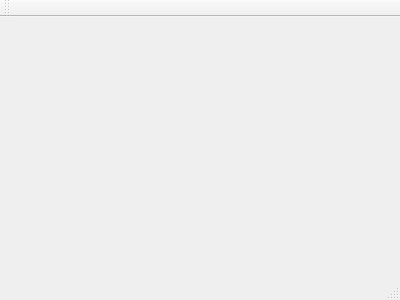
Old version of the form chat/application_window.ui in the repository nsk90/chat.
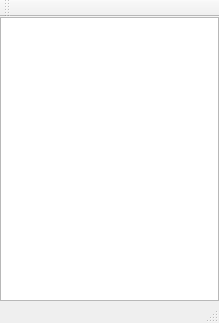
New version of the form.

```diff
--- a/chat/application_window.ui
+++ b/chat/application_window.ui
@@ -1,24 +1,60 @@
 <ui version="4.0">
  <class>ApplicationWindow</class>
- <widget class="QMainWindow" name="ApplicationWindow" >
-  <property name="geometry" >
+ <widget class="QMainWindow" name="ApplicationWindow">
+  <property name="geometry">
    <rect>
     <x>0</x>
     <y>0</y>
-    <width>400</width>
-    <height>300</height>
+    <width>219</width>
+    <height>323</height>
    </rect>
   </property>
   <property name="windowTitle" >
    <string>ApplicationWindow</string>
   </property>
-  <widget class="QMenuBar" name="menuBar" />
-  <widget class="QToolBar" name="mainToolBar" />
-  <widget class="QWidget" name="centralWidget" />
-  <widget class="QStatusBar" name="statusBar" />
+  <widget class="QWidget" name="centralWidget">
+   <layout class="QVBoxLayout" name="verticalLayout">
+    <property name="spacing">
+     <number>0</number>
+    </property>
+    <property name="leftMargin">
+     <number>0</number>
+    </property>
+    <property name="topMargin">
+     <number>0</number>
+    </property>
+    <property name="rightMargin">
+     <number>0</number>
+    </property>
+    <property name="bottomMargin">
+     <number>0</number>
+    </property>
+    <item>
+     <widget class="QListView" name="m_clients_list_view"/>
+    </item>
+   </layout>
+  </widget>
+  <widget class="QMenuBar" name="menuBar">
+   <property name="geometry">
+    <rect>
+     <x>0</x>
+     <y>0</y>
+     <width>219</width>
+     <height>21</height>
+    </rect>
+   </property>
+  </widget>
+  <widget class="QToolBar" name="mainToolBar">
+   <attribute name="toolBarArea">
+    <enum>TopToolBarArea</enum>
+   </attribute>
+   <attribute name="toolBarBreak">
+    <bool>false</bool>
+   </attribute>
+  </widget>
+  <widget class="QStatusBar" name="statusBar"/>
  </widget>
- <layoutDefault spacing="6" margin="11" />
- <pixmapfunction></pixmapfunction>
+ <layoutdefault spacing="6" margin="11"/>
  <resources/>
  <connections/>
 </ui>
```
Left out of the diff: 3 changed lines with no effect on the pictures.
